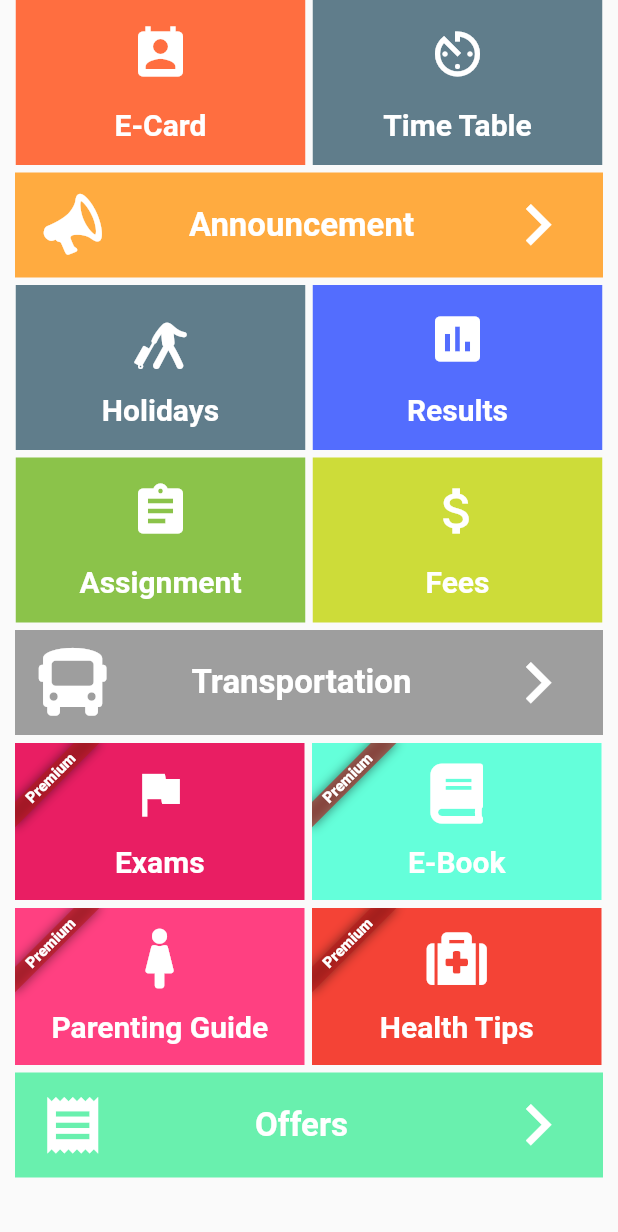
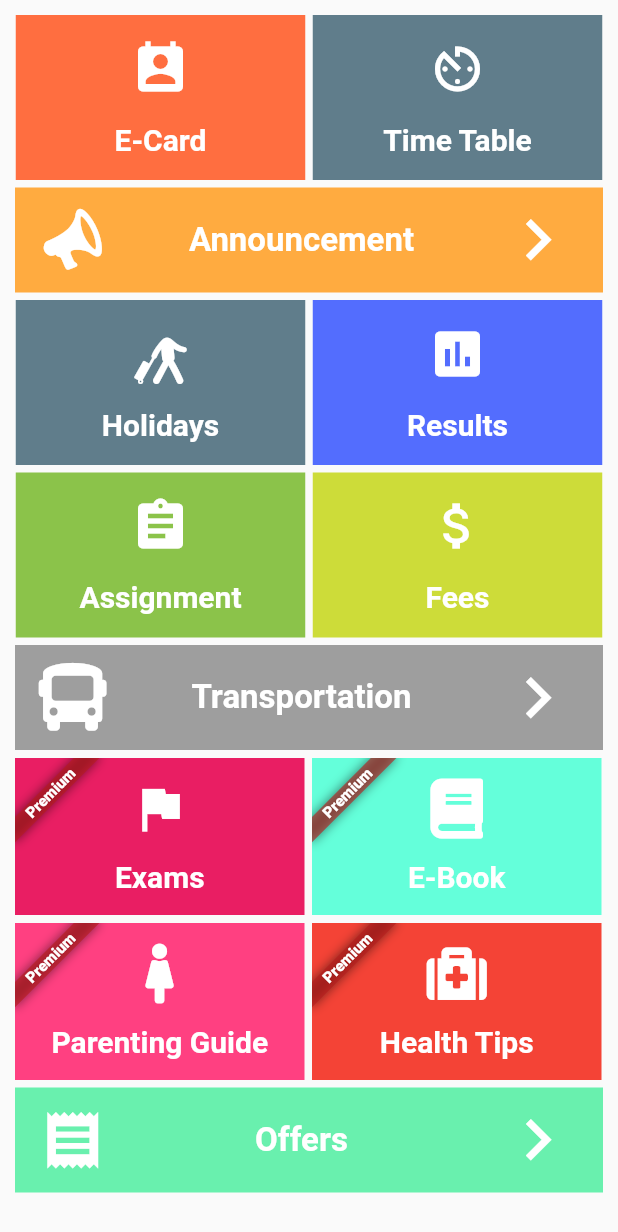
Before and after one commit to vmanik2k/Intense, a Flutter app: the screen it shows after launch, on a phone screen of 412 x 824 dp. Shown: the top 1232 px of the screen. Run offline on Flutter 3.47's test engine with Material 2 defaults, Android fonts, the phone set to English and light mode, and no system bars; our stand-ins replace cloud_firestore, file_picker, firebase_auth, firebase_core, flutter_spinkit, font_awesome_flutter; missing offline and left inert: random_color; accounts and stored records are empty.

Commit message:
Changes by Shubham

```diff
--- a/lib/UI/pages/Dashboard/StudentDashboard.dart
+++ b/lib/UI/pages/Dashboard/StudentDashboard.dart
@@ -1,9 +1,7 @@
 import 'package:flutter/cupertino.dart';
 import 'package:flutter/material.dart';
-// import 'package:intense/UI/utility/constants.dart';
 import 'package:intense/UI/utility/custom_icons.dart';
 import 'package:intense/imports.dart';
-//import 'package:intense/UI/utility/Resources.dart';
 class StudentDashboard extends StatefulWidget {
   // StudentDashboard({required Key key}) : super(key: key) {
   //   // setCurrentScreen();
@@ -27,6 +25,7 @@ class _StudentDashboardState extends State<StudentDashboard> {
               Expanded(
                 child: ListView(
                   children: [
+                    SizedBox(height: 10),
                     Container(
                       height: 110,
                       child: Row(
@@ -34,7 +33,7 @@ class _StudentDashboardState extends State<StudentDashboard> {
                         children: <Widget>[
                           RowReusableCardButton(
                             tileColor: Colors.deepOrangeAccent,
-                            label:string.e_card,
+                            label: string.e_card,
                             onPressed: () {
                               // kopenPage(context, ECardPage());
                             },
@@ -212,6 +211,7 @@ class _StudentDashboardState extends State<StudentDashboard> {
                       icon: Icons.receipt,
                       directionIcon: Icons.chevron_right, directionIconHeroTag: '',
                     ),
+                    SizedBox(height: 5),
                   ],
                 ),
               ),
--- a/lib/UI/utility/Resources.dart
+++ b/lib/UI/utility/Resources.dart
@@ -1,5 +1,5 @@
 class string {
-  //WelcolcomePage
+  //WelcocomePage
 
   static const get_started = 'Get Started';
   static const teacher = 'Teachers';
```
